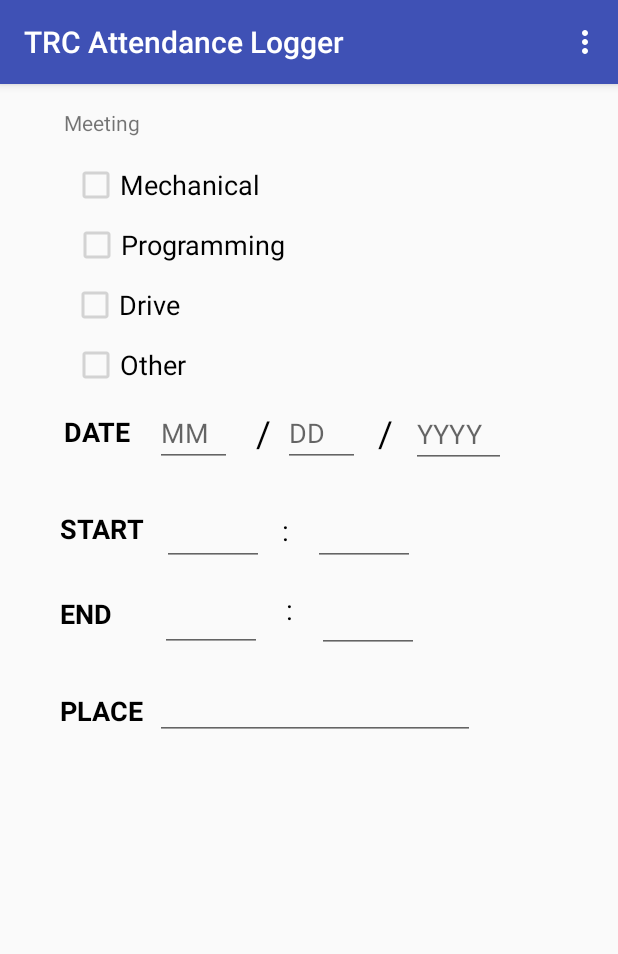
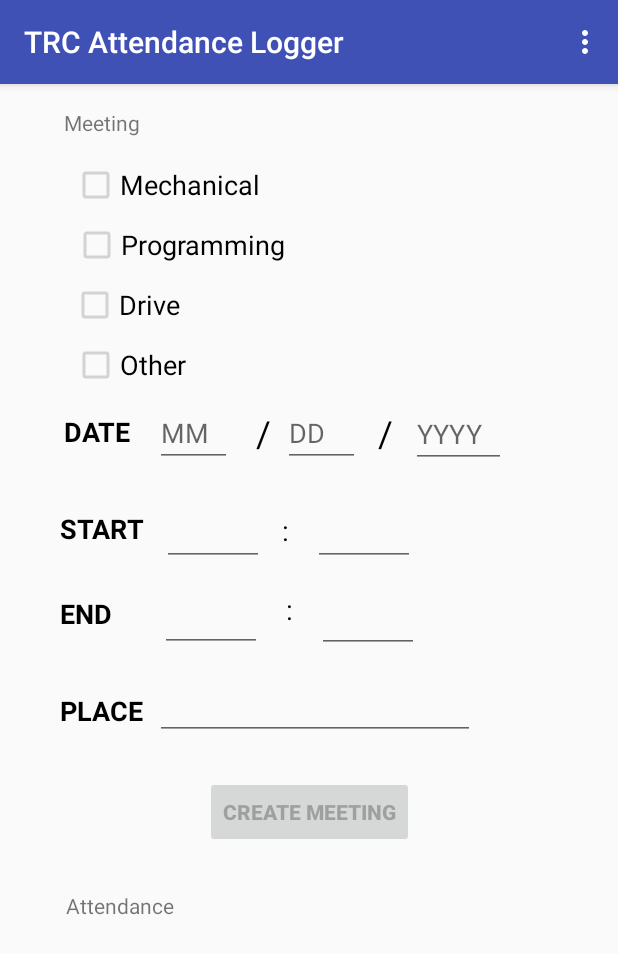
Before and after one commit to DrDab/TrcAttendance-Android, an Android app: the screen it shows after launch (MainActivity), on a phone screen of 412 x 824 dp. Shown: the top 954 px of the screen. Run offline under Robolectric (Android 15) with nearby library versions, the phone set to English and light mode, and no system bars.

Commit message:
Add create meeting button + function

```diff
--- a/app/src/main/res/layout/activity_main.xml
+++ b/app/src/main/res/layout/activity_main.xml
@@ -12,6 +12,16 @@
         android:layout_width="match_parent"
         android:layout_height="match_parent"
         tools:context="com.team3543.trcattendance_android.MainActivity">
+
+        <TextView
+            android:id="@+id/textView11"
+            android:layout_width="wrap_content"
+            android:layout_height="wrap_content"
+            android:layout_marginStart="44dp"
+            android:layout_marginTop="108dp"
+            android:text="Attendance"
+            app:layout_constraintStart_toStartOf="parent"
+            app:layout_constraintTop_toBottomOf="@+id/textView10" />
 
         <TextView
             android:id="@+id/textView10"
@@ -282,6 +292,20 @@
             android:inputType="textPersonName"
             app:layout_constraintStart_toEndOf="@+id/textView10"
             app:layout_constraintTop_toTopOf="parent" />
+
+        <Button
+            android:id="@+id/button_createMeeting"
+            android:layout_width="wrap_content"
+            android:layout_height="wrap_content"
+            android:layout_marginEnd="8dp"
+            android:layout_marginStart="8dp"
+            android:layout_marginTop="24dp"
+            android:text="CREATE MEETING"
+            android:onClick="onCreateMeetingButtonClicked"
+            android:textStyle="bold"
+            app:layout_constraintEnd_toEndOf="parent"
+            app:layout_constraintStart_toStartOf="parent"
+            app:layout_constraintTop_toBottomOf="@+id/placeLocation" />
     </android.support.constraint.ConstraintLayout>
 
 </ScrollView>
```
Also changed, not shown: app/src/main/java/com/team3543/trcattendance_android/DataStore.java (+27 -29 lines), app/src/main/java/com/team3543/trcattendance_android/MainActivity.java (+126 -0 lines).
